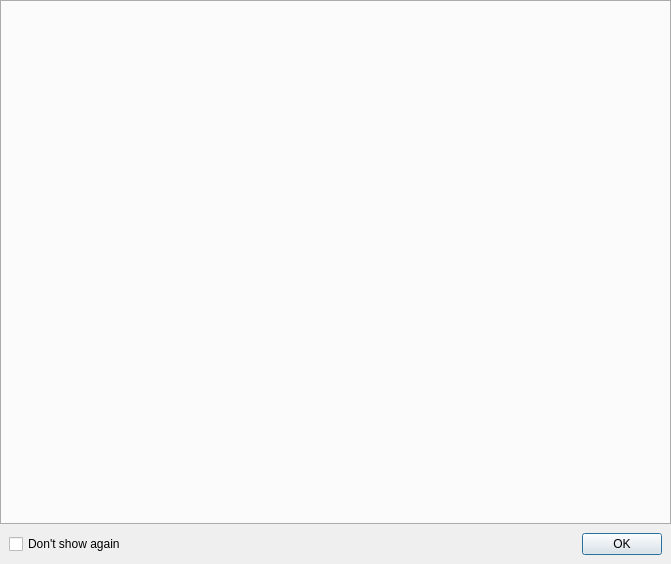
The window that ui/SplashScreen.ui (traveltime-dev/traveltime-platform-qgis-plugin) describes before a commit, drawn with Qt 5.
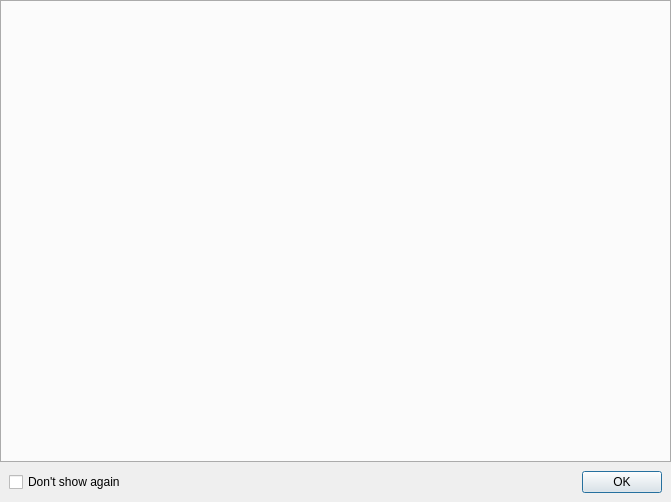
The same window after the commit.

The edit to the form file:
```diff
--- a/ui/SplashScreen.ui
+++ b/ui/SplashScreen.ui
@@ -7,7 +7,7 @@
     <x>0</x>
     <y>0</y>
     <width>671</width>
-    <height>564</height>
+    <height>502</height>
    </rect>
   </property>
   <property name="windowTitle">
```
